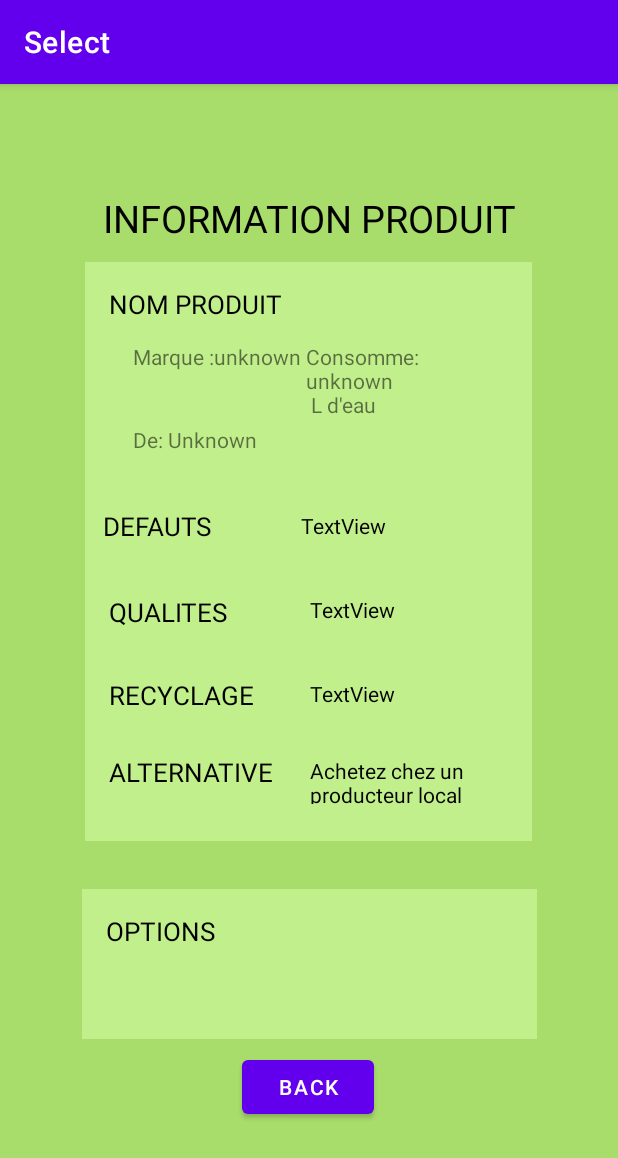
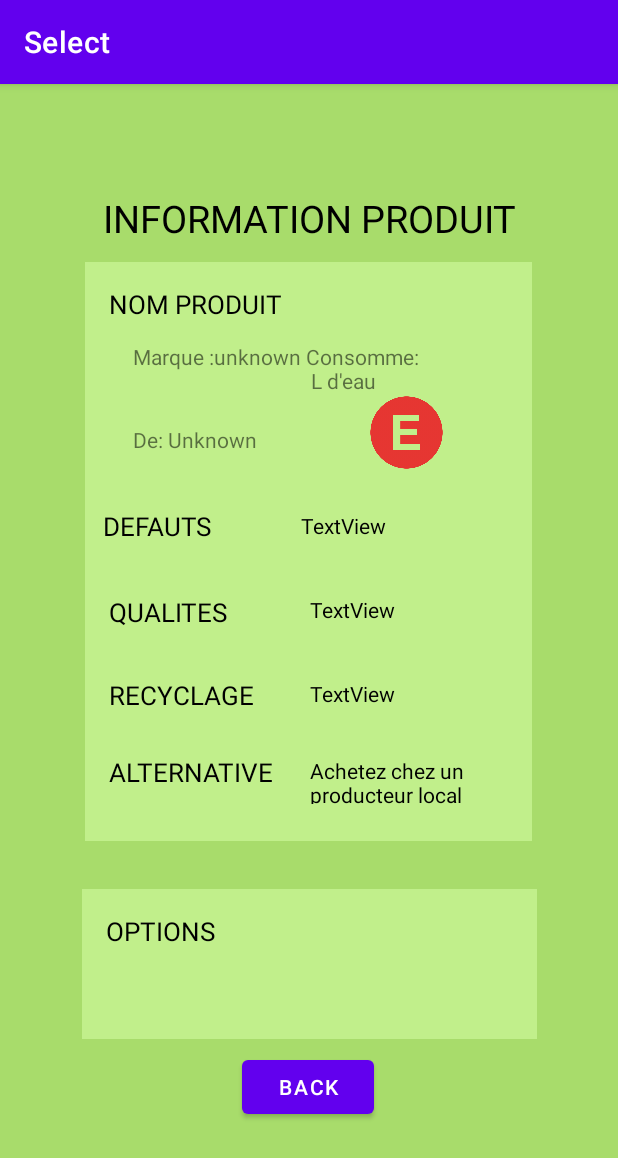
Before and after one commit to leacmrt/SHORTER, an Android app: the SelectItem screen opened directly, with no data from a screen before it, on a phone screen of 412 x 824 dp. Shown: the top 1158 px of the screen. Run offline under Robolectric (Android 15) with nearby library versions, the phone set to English and light mode, and no system bars; 26 statements that could not run were skipped.

Commit message:
note aperçu

```diff
--- a/app/src/main/java/com/example/testppe/SelectItem.java
+++ b/app/src/main/java/com/example/testppe/SelectItem.java
@@ -1,10 +1,12 @@
 package com.example.testppe;
 
+import android.graphics.drawable.Drawable;
 import android.os.Bundle;
 import android.view.LayoutInflater;
 import android.view.View;
 import android.view.ViewGroup;
 import android.widget.Button;
+import android.widget.ImageView;
 import android.widget.TextView;
 import android.widget.Toast;
 
@@ -36,6 +38,7 @@ public class SelectItem extends AppCompatActivity {
     TextView marque;
     TextView eau;
     TextView origine;
+    ImageView note ;
     //création des BDD
     private DBHelper_Emballage emdb;
     private DBHelper_Materiaux madb;
@@ -73,7 +76,7 @@ public class SelectItem extends AppCompatActivity {
         marque = findViewById(R.id.textViewmarque);
         eau = findViewById(R.id.textVieweau);
         origine = findViewById(R.id.textVieworigine);
-
+        note = findViewById(R.id.imageView10);
         Affiche.setText(nom);
 
         recuperation_elements(sessionId);
@@ -90,6 +93,33 @@ public class SelectItem extends AppCompatActivity {
 
 
         int produitId = prodb.getid(nom);
+        String note1 = prodb.getNote(nom);
+
+        if(note1.equals("A"))
+        {
+            //Drawable image = SelectItem.this.ImageOperations(SelectItem.this.getApplicationContext(),"a.png");
+            ImageView imgView = new ImageView(SelectItem.this.getApplicationContext());
+            note.setImageResource(R.drawable.a);
+          //  note.setImageDrawable(image);
+        }
+        if(note1.equals("B"))
+        {
+            note.setImageResource(R.drawable.b);
+        }
+        if(note1.equals("C"))
+        {
+            note.setImageResource(R.drawable.c);
+        }
+        if(note1.equals("D"))
+        {
+          //  note.setImageBitmap("a.pgn");
+            note.setImageResource(R.drawable.d);
+        }
+        if(note1.equals("E"))
+        {
+            //note.setImageBitmap("a.pgn");
+            note.setImageResource(R.drawable.e);
+        }
 
         //traitement marque
         String marqu = prodb.getmarque(produitId);
@@ -101,6 +131,7 @@ public class SelectItem extends AppCompatActivity {
         String emballagefin = madb.getMateriaux(emballage);
         System.out.println(" nom "+emballagefin);
 
+        //afficahge en fonction du type d'emballage
             if(emballagefin.equals("Carton"))
             {
                 recyclage.setText("Emballage "+emballagefin+"\n Poubelle Jaune");
@@ -133,6 +164,7 @@ public class SelectItem extends AppCompatActivity {
                 defaut.setText("Venant de  "+provenance+"\n Par : "+typetransport);
             }
 
+            //affichage des alternatives en fonction de la provenance
               if(!provenance.equals("France"))
               {
                   alternative.setText("Achetez chez un producteur local ");
@@ -149,7 +181,7 @@ public class SelectItem extends AppCompatActivity {
         String ingredient = inDB.getIngredient(idproduitcompo);
         String provenanceIn= inDB.getpro(idproduitcompo);
         String ea = inDB.geteau(idproduitcompo);
-
+        if(ea.equals("unknown")) ea="";
         eau.setText("Consomme: "+ea+" \n L d'eau");
 
 
--- a/app/src/main/res/layout/fragment_select_item.xml
+++ b/app/src/main/res/layout/fragment_select_item.xml
@@ -210,6 +210,17 @@
                 android:text=""
                 app:layout_constraintEnd_toEndOf="parent"
                 app:layout_constraintTop_toBottomOf="@+id/textVieweau" />
+
+            <ImageView
+                android:id="@+id/imageView10"
+                android:layout_width="106dp"
+                android:layout_height="51dp"
+                android:layout_marginEnd="16dp"
+                android:layout_marginRight="16dp"
+                android:layout_marginBottom="16dp"
+                app:layout_constraintBottom_toBottomOf="parent"
+                app:layout_constraintEnd_toEndOf="parent"
+                app:srcCompat="@drawable/e" />
         </androidx.constraintlayout.widget.ConstraintLayout>
     </androidx.constraintlayout.widget.ConstraintLayout>
 
```
Also changed, not shown: app/src/main/res/drawable/a.png (added), app/src/main/res/drawable/b.png (added), app/src/main/res/drawable/c.png (added), app/src/main/res/drawable/d.png (added), app/src/main/res/drawable/e.png (added).
